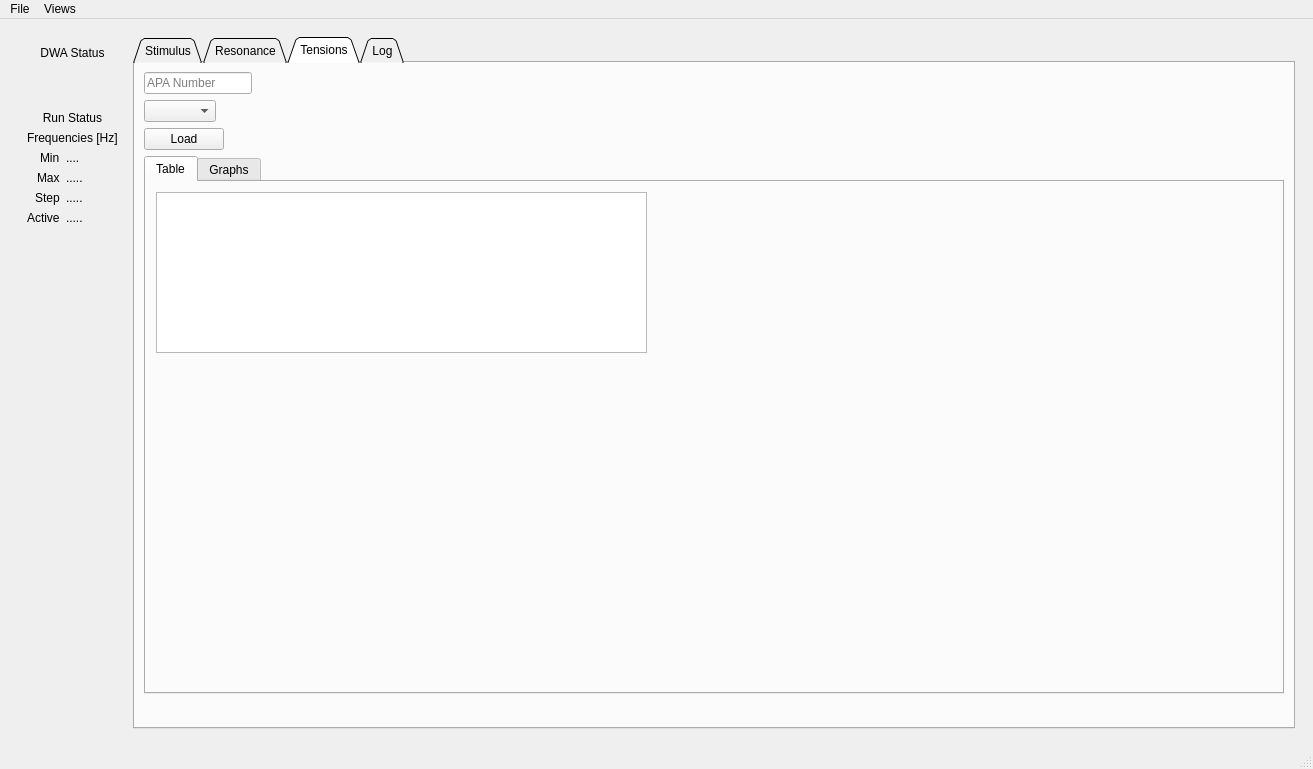
The window that DAQ/python/dwaDaqUI.ui (dunewires/ElectricalMethod) describes before a commit, drawn with Qt 5.
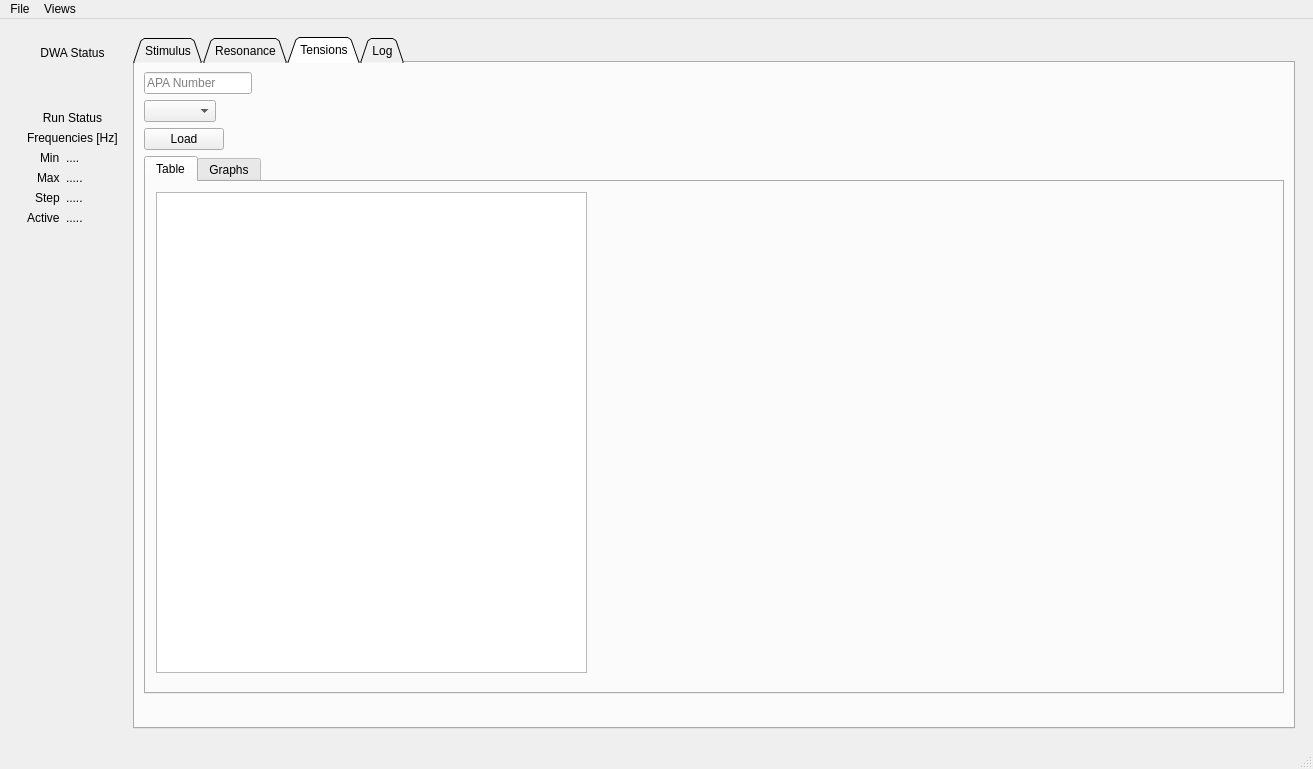
The same window after the commit. The open tabs and pages were chosen to show the change. Custom widgets are drawn as their Qt base class.

Commit message: grab resonances from DB

Diff of the .ui file:
```diff
--- a/DAQ/python/dwaDaqUI.ui
+++ b/DAQ/python/dwaDaqUI.ui
@@ -732,7 +732,7 @@
               <enum>QFormLayout::ExpandingFieldsGrow</enum>
              </property>
              <item row="1" column="0">
-              <widget class="QLineEdit" name="configFileName">
+              <widget class="QLineEdit" name="pointerTableApaUuid">
                <property name="autoFillBackground">
                 <bool>false</bool>
                </property>
@@ -770,8 +770,8 @@
                 <rect>
                  <x>10</x>
                  <y>10</y>
-                 <width>491</width>
-                 <height>161</height>
+                 <width>431</width>
+                 <height>481</height>
                 </rect>
                </property>
               </widget>
```
The commit also changes 2 other files.
